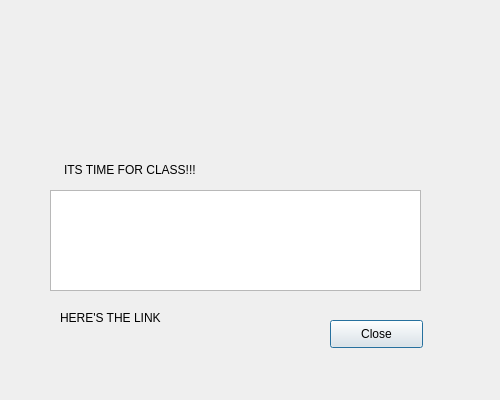
Old version of the form first/popup.ui in the repository Devikarb/TIME4CLASS.
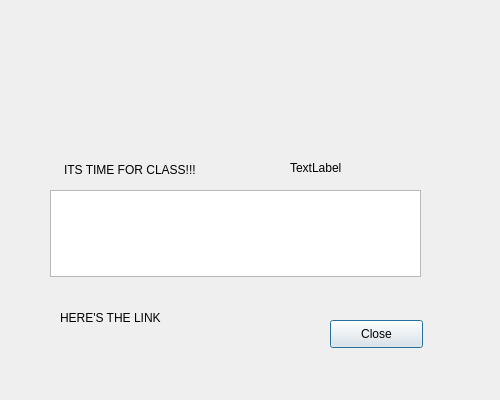
New version of the form. Icons and pictures are not drawn.

Patch:
```diff
--- a/first/popup.ui
+++ b/first/popup.ui
@@ -76,16 +76,6 @@
     <string>ITS TIME FOR CLASS!!!</string>
    </property>
   </widget>
-  <widget class="QListView" name="listView">
-   <property name="geometry">
-    <rect>
-     <x>50</x>
-     <y>190</y>
-     <width>371</width>
-     <height>101</height>
-    </rect>
-   </property>
-  </widget>
   <widget class="QLabel" name="label_3">
    <property name="geometry">
     <rect>
@@ -102,6 +92,29 @@
     <string>HERE'S THE LINK</string>
    </property>
   </widget>
+  <widget class="QLabel" name="label_4">
+   <property name="geometry">
+    <rect>
+     <x>290</x>
+     <y>160</y>
+     <width>111</width>
+     <height>16</height>
+    </rect>
+   </property>
+   <property name="text">
+    <string>TextLabel</string>
+   </property>
+  </widget>
+  <widget class="QTextEdit" name="textEdit">
+   <property name="geometry">
+    <rect>
+     <x>50</x>
+     <y>190</y>
+     <width>371</width>
+     <height>87</height>
+    </rect>
+   </property>
+  </widget>
  </widget>
  <resources/>
  <connections>
```
